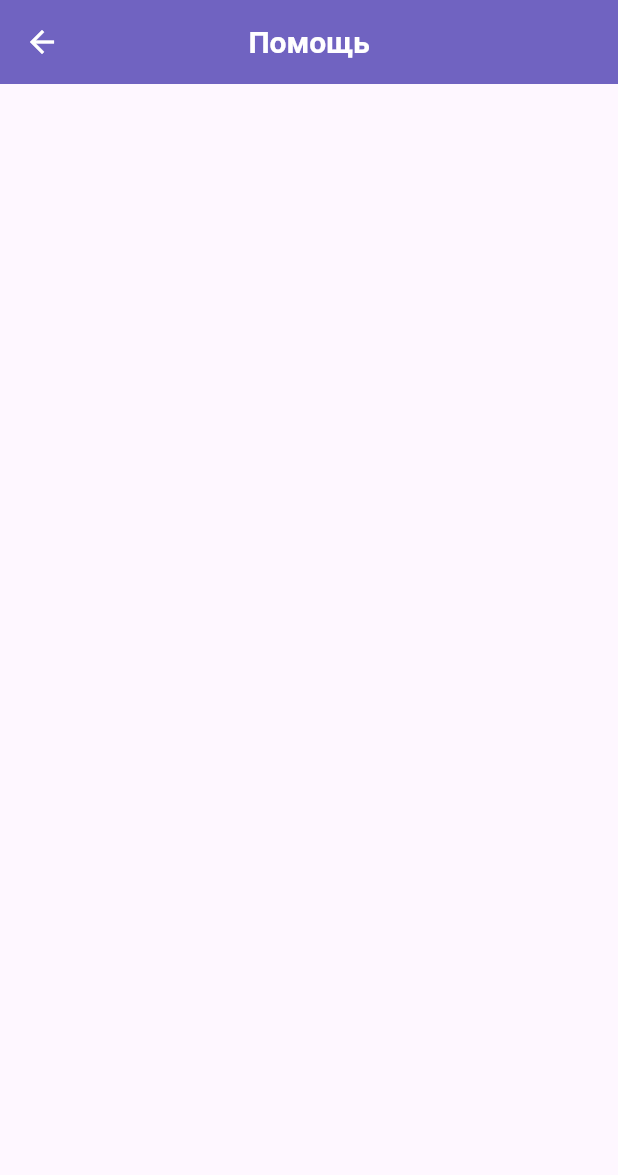
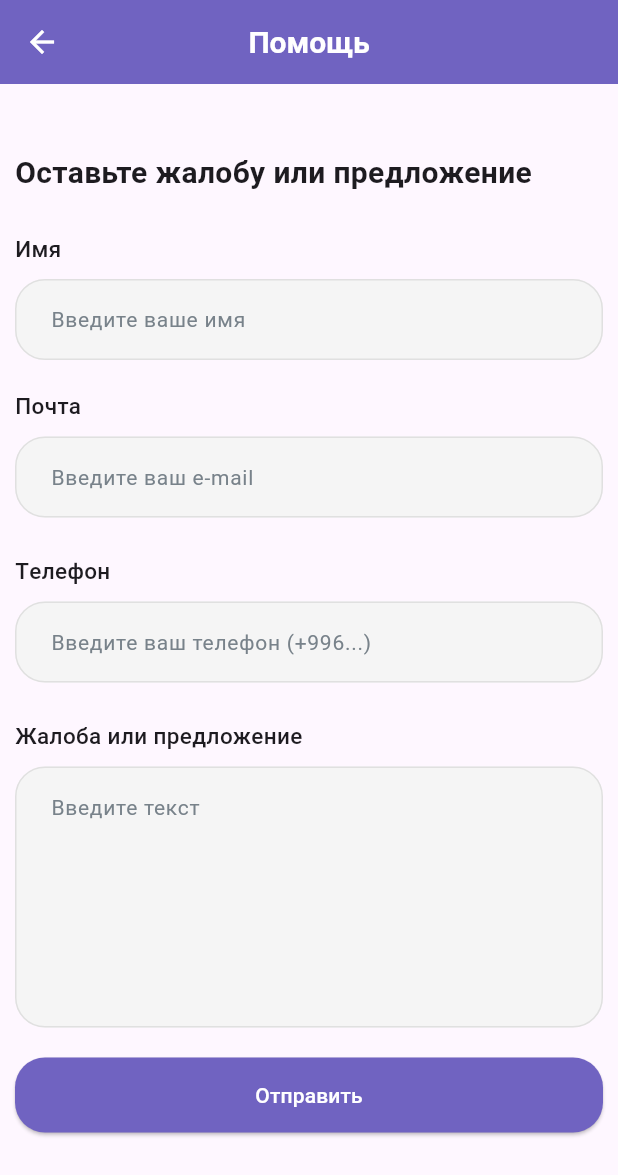
Before and after one commit to eminowam/wellness_mobile, a Flutter app: the HelpScreen screen opened directly, on a phone screen of 412 x 824 dp. Shown: the top 1175 px of the screen. Run offline on Flutter 3.47's test engine with Material 3 defaults, Android fonts, the phone set to English and light mode, and no system bars; our stand-ins replace firebase_auth, firebase_core, shared_preferences; missing offline and left inert: flutter_verification_code; accounts and stored records are empty; network calls fail.

Commit message:
add new screen

```diff
--- a/lib/configs/style.dart
+++ b/lib/configs/style.dart
@@ -20,5 +20,7 @@ class AppStyle{
   static const profileTextStyle = TextStyle(
       fontSize: 17, fontWeight: FontWeight.w500);
 
+  static const editProfileText =
+  TextStyle(fontSize: 15, fontWeight: FontWeight.w500);
 
 }
--- a/lib/pages/main_screen/main_screen.dart
+++ b/lib/pages/main_screen/main_screen.dart
@@ -78,7 +78,7 @@ class _HomePageState extends State<HomePage> {
                               context,
                               CupertinoPageRoute(
                                   builder: (_) => const NotificationScreen()));},
-                        icon: const Icon(Icons.notifications_none_outlined))
+                        icon: const Icon(Icons.notifications_active_outlined))
                   ],
                 ),
                 const SizedBox(
--- a/lib/pages/mental/saved_screen.dart
+++ b/lib/pages/mental/saved_screen.dart
@@ -1,4 +1,5 @@
 import 'package:flutter/material.dart';
+import 'package:wellness_mobile/configs/color.dart';
 
 import '../../data/db_helper/db_helper.dart';
 import '../../widgets/card/meditaton_card.dart';
@@ -38,13 +39,13 @@ class _SavedMentalScreenState extends State<SavedMentalScreen> {
     }
     return Scaffold(
       appBar: AppBar(
-        backgroundColor: Colors.white,
+        backgroundColor: bottomColor,
         elevation: 0,
         leading: IconButton(
           onPressed: () {
             Navigator.pop(context);
           },
-          icon: const Icon(Icons.close),
+          icon: const Icon(Icons.close,color: Colors.white,),
         ),
       ),
       body: SingleChildScrollView(
--- a/lib/pages/profile/profile_screen.dart
+++ b/lib/pages/profile/profile_screen.dart
@@ -183,7 +183,7 @@ class CustomSettings extends StatelessWidget {
             ),
             const Icon(
               Icons.chevron_right,
-              size: 33,
+              size: 25,
               color: Colors.grey,
             )
           ],
--- a/lib/pages/profile/screens/help_screen.dart
+++ b/lib/pages/profile/screens/help_screen.dart
@@ -1,27 +1,136 @@
-
-
 import 'package:flutter/material.dart';
 import 'package:wellness_mobile/widgets/app_scaffold/app_scaffold.dart';
 
-class HelpScreen extends StatelessWidget {
+import '../../../configs/style.dart';
+import '../../../widgets/utils/custom_button.dart';
+import '../../../widgets/utils/custom_textfield.dart';
+
+class HelpScreen extends StatefulWidget {
   const HelpScreen({super.key});
+
+  @override
+  State<HelpScreen> createState() => _HelpScreenState();
+}
+
+class _HelpScreenState extends State<HelpScreen> {
+  TextEditingController nameController = TextEditingController();
+  TextEditingController emailController = TextEditingController();
+  TextEditingController phoneController = TextEditingController();
+  TextEditingController complaintController = TextEditingController();
 
   @override
   Widget build(BuildContext context) {
     return AppScaffold(
       title: "Помощь",
       icon2: Icons.arrow_back,
-      onPressed2: (){
+      onPressed2: () {
         Navigator.pop(context);
       },
-        child: SingleChildScrollView(
-          child: Padding(
-            padding: const EdgeInsets.symmetric(horizontal: 10,vertical: 15),
-            child: Column(
-              crossAxisAlignment: CrossAxisAlignment.start,
-            ),
+      child: SingleChildScrollView(
+        child: Padding(
+          padding: const EdgeInsets.symmetric(horizontal: 10, vertical: 15),
+          child: Column(
+            crossAxisAlignment: CrossAxisAlignment.start,
+            children: [
+              const SizedBox(
+                height: 30,
+              ),
+              const Text(
+                'Оставьте жалобу или предложение',
+                style: TextStyle(fontWeight: FontWeight.w600, fontSize: 20),
+              ),
+              const SizedBox(
+                height: 25,
+              ),
+              const Text('Имя', style: AppStyle.editProfileText),
+              const SizedBox(
+                height: 5,
+              ),
+              CustomTextField(
+                controller: nameController,
+                errorText: '"Имя"',
+                maxLines: 1,
+                title: "Введите ваше имя",
+                onChanged: (value) {
+                  setState(() {
+                    nameController.text = value;
+                  });
+                },
+                obscureText: false,
+                textInputType: TextInputType.name,
+              ),
+              const SizedBox(
+                height: 15,
+              ),
+              const Text(
+                'Почта',
+                style: AppStyle.editProfileText,
+              ),
+              const SizedBox(
+                height: 5,
+              ),
+              CustomTextField(
+                controller: emailController,
+                errorText: '"E-mail"',
+                maxLines: 1,
+                title: 'Введите ваш e-mail',
+                onChanged: (value) {
+                  setState(() {
+                    emailController.text = value;
+                  });
+                },
+                obscureText: false,
+                textInputType: TextInputType.emailAddress,
+              ),
+              const SizedBox(
+                height: 20,
+              ),
+              const Text('Tелефон', style: AppStyle.editProfileText),
+              const SizedBox(
+                height: 5,
+              ),
+              CustomTextField(
+                controller: phoneController,
+                errorText: '"Tелефон"',
+                maxLines: 1,
+                title: 'Введите ваш телефон (+996...)',
+                onChanged: (value) {
+                  setState(() {
+                    phoneController.text = value;
+                  });
+                },
+                obscureText: false,
+                textInputType: TextInputType.phone,
+              ),
+              const SizedBox(
+                height: 20,
+              ),
+              const Text('Жалоба или предложение',
+                  style: AppStyle.editProfileText),
+              const SizedBox(
+                height: 5,
+              ),
+              CustomTextField(
+                controller: complaintController,
+                errorText: '"Жалоба или предложение"',
+                maxLines: 6,
+                title: 'Введите текст',
+                onChanged: (value) {
+                  setState(() {});
+                },
+                obscureText: false,
+                textInputType: TextInputType.text,
+              ),
+              const SizedBox(
+                height: 15,
+              ),
+              CustomButton(title: 'Отправить',
+                  onPressed: (){Navigator.pop(context);}),
+              const  SizedBox(height: 15,)
+            ],
           ),
         ),
+      ),
     );
   }
 }
```
Also changed, not shown: lib/pages/articles/article_screen.dart (added, +23 -0 lines), lib/widgets/bottom_nav.dart (+15 -0 lines).
